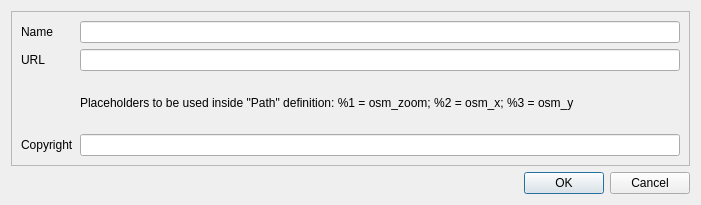
Above: src/IDlgMapTmsConfig.ui from ntruchsess/QLandkarteGT before the change. Below: the same form after it.
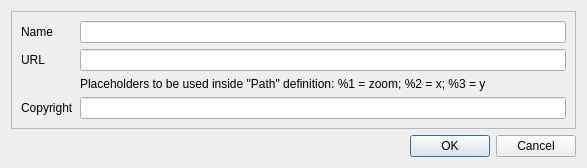
That is the form after the change.

What changed in the file:
```diff
--- a/src/IDlgMapTmsConfig.ui
+++ b/src/IDlgMapTmsConfig.ui
@@ -6,8 +6,8 @@
    <rect>
     <x>0</x>
     <y>0</y>
-    <width>701</width>
-    <height>205</height>
+    <width>587</width>
+    <height>149</height>
    </rect>
   </property>
   <property name="windowTitle">
@@ -38,7 +38,7 @@
         <item row="2" column="1">
          <widget class="QLabel" name="label">
           <property name="text">
-           <string>Placeholders to be used inside &quot;Path&quot; definition: %1 = osm_zoom; %2 = osm_x; %3 = osm_y</string>
+           <string>Placeholders to be used inside &quot;Path&quot; definition: %1 = zoom; %2 = x; %3 = y</string>
           </property>
           <property name="wordWrap">
            <bool>true</bool>
```
